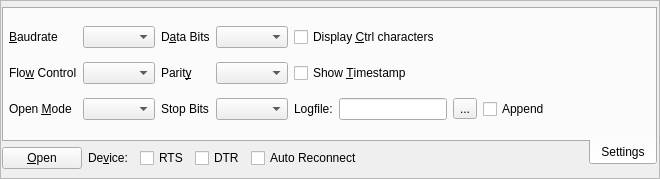
oudream/cutecom, file controlpanel.ui: the form before one commit.
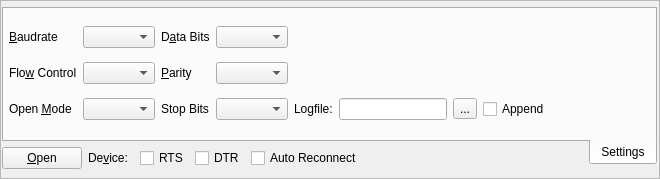
The form after the commit. Icons and pictures are not drawn. Custom widgets are drawn as their Qt base class.

```diff
--- a/controlpanel.ui
+++ b/controlpanel.ui
@@ -79,7 +79,7 @@
      <item row="1" column="2">
       <widget class="QLabel" name="label_parity">
        <property name="text">
-        <string>Parit&amp;y</string>
+        <string>&amp;Parity</string>
        </property>
        <property name="buddy">
         <cstring>m_combo_parity</cstring>
@@ -105,20 +105,6 @@
        </property>
       </widget>
      </item>
-     <item row="0" column="4">
-      <widget class="QCheckBox" name="m_check_lineBreak">
-       <property name="text">
-        <string>Display &amp;Ctrl characters</string>
-       </property>
-      </widget>
-     </item>
-     <item row="1" column="4">
-      <widget class="QCheckBox" name="m_check_timestamp">
-       <property name="text">
-        <string>Show &amp;Timestamp</string>
-       </property>
-      </widget>
-     </item>
      <item row="1" column="1">
       <widget class="QComboBox" name="m_combo_flowControl"/>
      </item>
```
Left out of the diff: 4 changed lines with no effect on the pictures.
